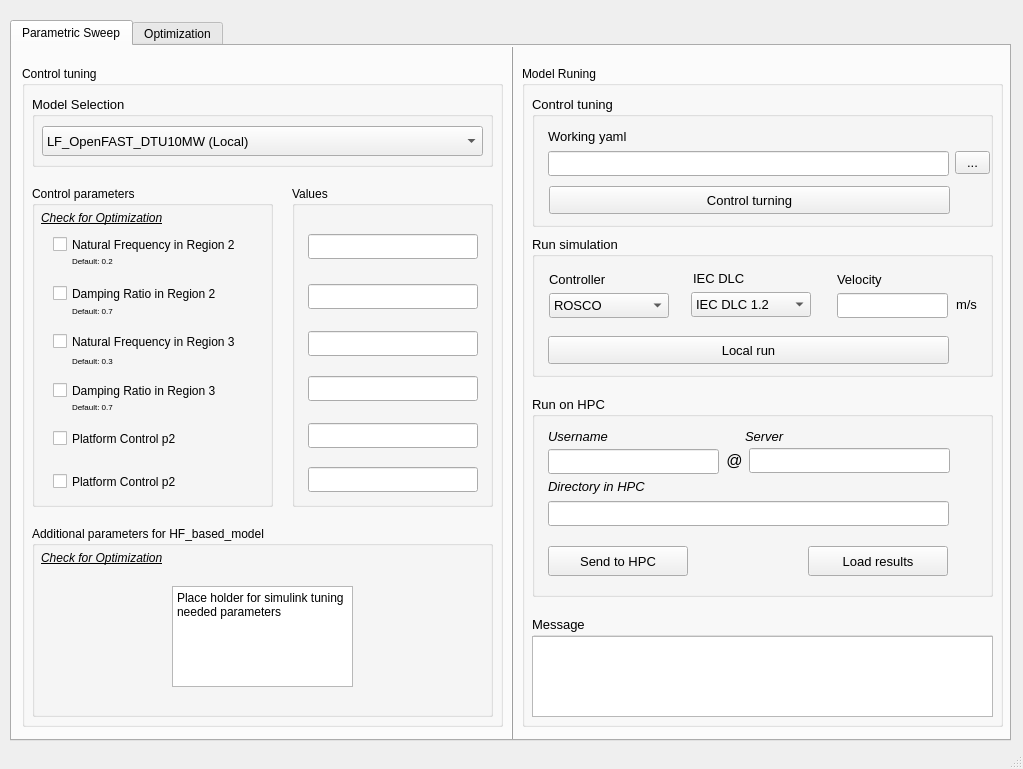
Above: openturbinecode/controls/ConfigControl_v3.ui from OpenTurbineCoDe/OpenTurbineCoDe before the change. Below: the same form after it.
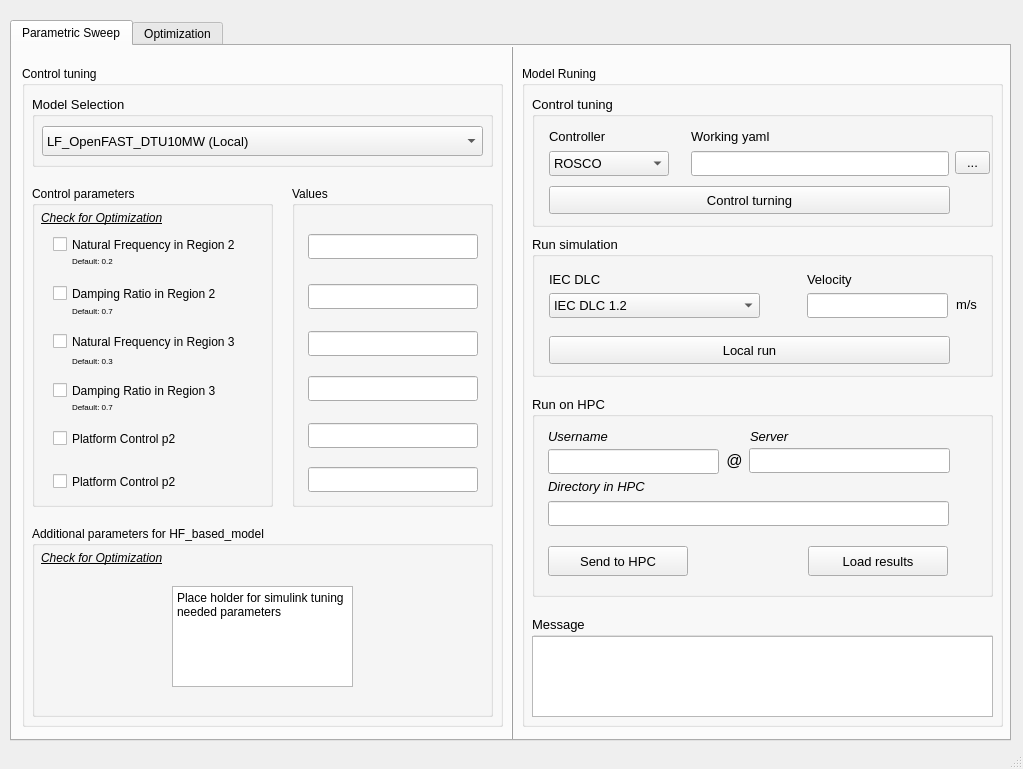
That is the form after the change.

Commit message: Update the GUI design and modify driver structures with function call place holders.

The edit to the form file:
```diff
--- a/openturbinecode/controls/ConfigControl_v3.ui
+++ b/openturbinecode/controls/ConfigControl_v3.ui
@@ -500,9 +500,9 @@
         <widget class="QComboBox" name="comboBox">
          <property name="geometry">
           <rect>
-           <x>159</x>
-           <y>56</y>
-           <width>120</width>
+           <x>17</x>
+           <y>57</y>
+           <width>211</width>
            <height>25</height>
           </rect>
          </property>
@@ -540,8 +540,8 @@
         <widget class="QLabel" name="label_10">
          <property name="geometry">
           <rect>
-           <x>161</x>
-           <y>34</y>
+           <x>17</x>
+           <y>35</y>
            <width>60</width>
            <height>16</height>
           </rect>
@@ -560,7 +560,7 @@
         <widget class="QLabel" name="label_11">
          <property name="geometry">
           <rect>
-           <x>305</x>
+           <x>275</x>
            <y>35</y>
            <width>60</width>
            <height>16</height>
@@ -580,9 +580,9 @@
         <widget class="QLineEdit" name="lineEdit_39">
          <property name="geometry">
           <rect>
-           <x>305</x>
+           <x>275</x>
            <y>57</y>
-           <width>111</width>
+           <width>141</width>
            <height>25</height>
           </rect>
          </property>
@@ -610,7 +610,7 @@
         <widget class="QPushButton" name="PushRun">
          <property name="geometry">
           <rect>
-           <x>16</x>
+           <x>17</x>
            <y>100</y>
            <width>401</width>
            <height>28</height>
@@ -626,46 +626,6 @@
           <string>Local run</string>
          </property>
         </widget>
-        <widget class="QLabel" name="label_31">
-         <property name="geometry">
-          <rect>
-           <x>17</x>
-           <y>35</y>
-           <width>60</width>
-           <height>16</height>
-          </rect>
-         </property>
-         <property name="font">
-          <font>
-           <pointsize>10</pointsize>
-           <weight>50</weight>
-           <bold>false</bold>
-          </font>
-         </property>
-         <property name="text">
-          <string>Controller</string>
-         </property>
-        </widget>
-        <widget class="QComboBox" name="comboBox_3">
-         <property name="geometry">
-          <rect>
-           <x>17</x>
-           <y>57</y>
-           <width>120</width>
-           <height>25</height>
-          </rect>
-         </property>
-         <item>
-          <property name="text">
-           <string>ROSCO</string>
-          </property>
-         </item>
-         <item>
-          <property name="text">
-           <string>Legacy</string>
-          </property>
-         </item>
-        </widget>
        </widget>
        <widget class="QGroupBox" name="postGroupBox_6">
         <property name="geometry">
@@ -730,7 +690,7 @@
         <widget class="QLabel" name="label_29">
          <property name="geometry">
           <rect>
-           <x>213</x>
+           <x>218</x>
            <y>32</y>
            <width>61</width>
            <height>17</height>
@@ -912,7 +872,7 @@
         <widget class="QLabel" name="F_LPFDamping_8">
          <property name="geometry">
           <rect>
-           <x>16</x>
+           <x>159</x>
            <y>30</y>
            <width>101</width>
            <height>21</height>
@@ -933,9 +893,9 @@
         <widget class="QLineEdit" name="lineEdit_25">
          <property name="geometry">
           <rect>
-           <x>16</x>
+           <x>159</x>
            <y>55</y>
-           <width>401</width>
+           <width>258</width>
            <height>25</height>
           </rect>
          </property>
@@ -953,6 +913,46 @@
           <string>...</string>
          </property>
         </widget>
+        <widget class="QComboBox" name="comboBox_3">
+         <property name="geometry">
+          <rect>
+           <x>17</x>
+           <y>55</y>
+           <width>120</width>
+           <height>25</height>
+          </rect>
+         </property>
+         <item>
+          <property name="text">
+           <string>ROSCO</string>
+          </property>
+         </item>
+         <item>
+          <property name="text">
+           <string>Legacy</string>
+          </property>
+         </item>
+        </widget>
+        <widget class="QLabel" name="label_31">
+         <property name="geometry">
+          <rect>
+           <x>17</x>
+           <y>30</y>
+           <width>71</width>
+           <height>21</height>
+          </rect>
+         </property>
+         <property name="font">
+          <font>
+           <pointsize>10</pointsize>
+           <weight>50</weight>
+           <bold>false</bold>
+          </font>
+         </property>
+         <property name="text">
+          <string>Controller</string>
+         </property>
+        </widget>
        </widget>
       </widget>
      </widget>
```
Left out of the diff: 4 changed lines with no effect on the pictures. The commit also changes 1 other file.
